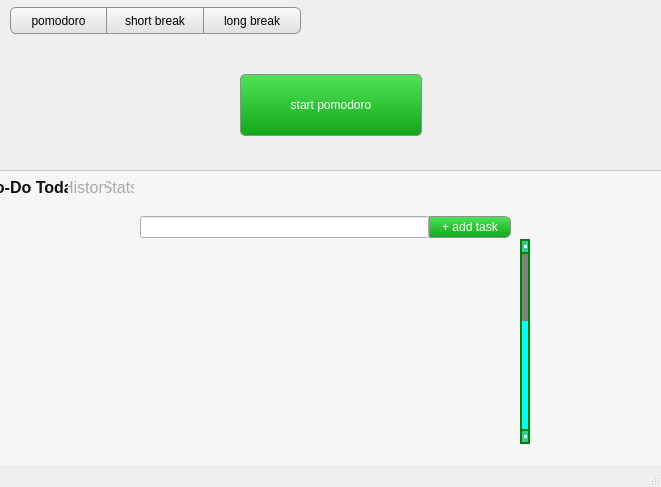
Old version of the form src/mainwindow.ui in the repository diegoponciano/Pomotimer.
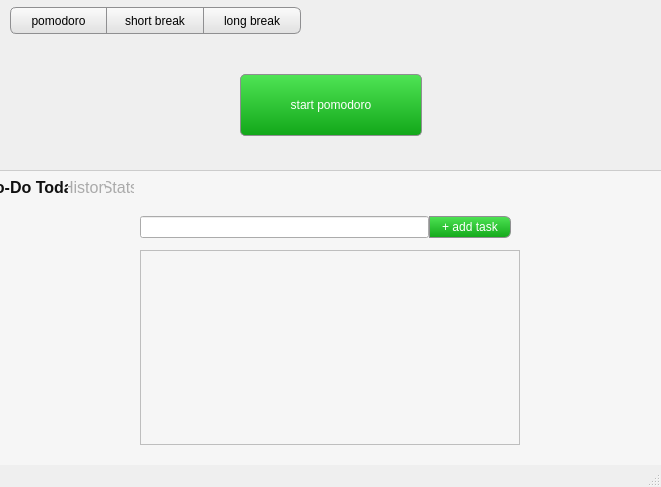
New version of the form.

Commit message: replaced list of qframes with qlistwidget

```diff
--- a/src/mainwindow.ui
+++ b/src/mainwindow.ui
@@ -17,7 +17,11 @@
    <string>MainWindow</string>
   </property>
   <property name="styleSheet">
-   <string notr="true">#ShortBreakButton,#LongBreakButton,#PomodoroButton {
+   <string notr="true"/>
+  </property>
+  <widget class="QWidget" name="centralwidget">
+   <property name="styleSheet">
+    <string notr="true">#ShortBreakButton,#LongBreakButton,#PomodoroButton {
 	border: 1px solid #8f8f91;
 	background-color: qlineargradient(x1: 0, y1: 0, x2: 0, y2: 1,stop: 0 #FBFBFB, stop: 1 #E0E0E0);
 	min-width: 80px;
@@ -38,18 +42,7 @@
 	border-bottom-right-radius: 6px;
 	border-left: 0px;
 }
-#StartButton {
-	border: 1px solid #8f8f91;
-	border-radius:5px;
-	background-color: qlineargradient(x1: 0, y1: 0, x2: 0, y2: 1,stop: 0 #4FE455, stop: 1 #12A719);
-	color:white;
-	min-width: 180px;
-	height:60px;
-	font-size:17px/20px;
-}
-#StartButton:hover {
-	background-color: qlineargradient(x1: 0, y1: 0, x2: 0, y2: 1,stop: 0 #3FF047, stop: 1 #15B91D);
-}
+
 #AddTaskEdit {
 	height:20px;
 	margin:0;
@@ -87,8 +80,7 @@
 }
 
 </string>
-  </property>
-  <widget class="QWidget" name="centralwidget">
+   </property>
    <widget class="QWidget" name="gridLayoutWidget">
     <property name="geometry">
      <rect>
@@ -154,6 +146,20 @@
          <verstretch>0</verstretch>
         </sizepolicy>
        </property>
+       <property name="styleSheet">
+        <string notr="true">QPushButton {
+	border: 1px solid #8f8f91;
+	border-radius:5px;
+	background-color: qlineargradient(x1: 0, y1: 0, x2: 0, y2: 1,stop: 0 #4FE455, stop: 1 #12A719);
+	color:white;
+	min-width: 180px;
+	height:60px;
+	font-size:17px/20px;
+}
+QPushButton:hover {
+	background-color: qlineargradient(x1: 0, y1: 0, x2: 0, y2: 1,stop: 0 #3FF047, stop: 1 #15B91D);
+}</string>
+       </property>
        <property name="text">
         <string>start pomodoro</string>
        </property>
@@ -306,17 +312,22 @@
         </item>
        </layout>
       </widget>
-      <widget class="QScrollArea" name="scrollArea">
+      <widget class="QListWidget" name="listWidget">
        <property name="geometry">
         <rect>
-         <x>131</x>
-         <y>45</y>
-         <width>399</width>
-         <height>205</height>
+         <x>140</x>
+         <y>56</y>
+         <width>380</width>
+         <height>195</height>
         </rect>
        </property>
        <property name="styleSheet">
-        <string notr="true">QWidget { background-color: #F6F6F6; }
+        <string notr="true"> QListView {
+     background-color: #f6f6f6;
+ }
+ QListView::item:selected {
+     border: 1px solid #6a6ea9;
+ }
 QScrollBar:vertical {
      border: 2px solid green;
      background: cyan;
@@ -355,55 +366,15 @@
      background: none;
  }</string>
        </property>
-       <property name="frameShape">
-        <enum>QFrame::NoFrame</enum>
+       <property name="frameShadow">
+        <enum>QFrame::Plain</enum>
        </property>
-       <property name="widgetResizable">
-        <bool>true</bool>
+       <property name="horizontalScrollBarPolicy">
+        <enum>Qt::ScrollBarAlwaysOff</enum>
        </property>
-       <widget class="QWidget" name="scrollAreaWidgetContents">
-        <property name="geometry">
-         <rect>
-          <x>0</x>
-          <y>0</y>
-          <width>389</width>
-          <height>535</height>
-         </rect>
-        </property>
-        <property name="autoFillBackground">
-         <bool>false</bool>
-        </property>
-        <layout class="QVBoxLayout" name="verticalLayout_2">
-         <property name="topMargin">
-          <number>6</number>
-         </property>
-         <item>
-          <widget class="QWidget" name="TaskListWidget" native="true">
-           <property name="minimumSize">
-            <size>
-             <width>300</width>
-             <height>520</height>
-            </size>
-           </property>
-           <widget class="QWidget" name="verticalLayoutWidget">
-            <property name="geometry">
-             <rect>
-              <x>0</x>
-              <y>0</y>
-              <width>371</width>
-              <height>16</height>
-             </rect>
-            </property>
-            <layout class="QVBoxLayout" name="TasksVertical">
-             <property name="spacing">
-              <number>2</number>
-             </property>
-            </layout>
-           </widget>
-          </widget>
-         </item>
-        </layout>
-       </widget>
+       <property name="spacing">
+        <number>1</number>
+       </property>
       </widget>
      </widget>
      <widget class="QWidget" name="HistoryTab">
```
The commit also changes 1 other file.
